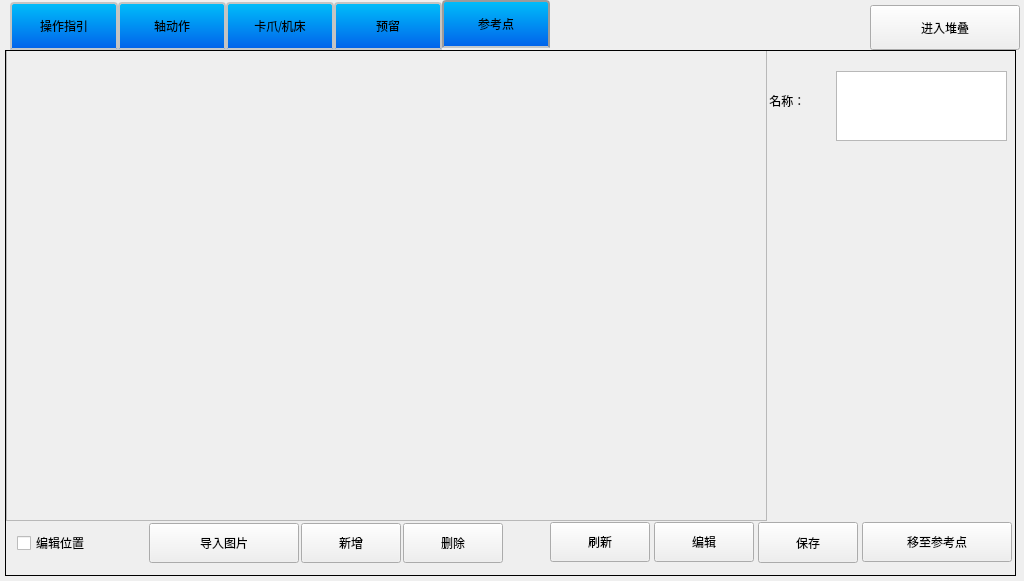
Before: the Qt Designer form manualform.ui in Jade-yun/MachineTool, drawn with Qt 5.
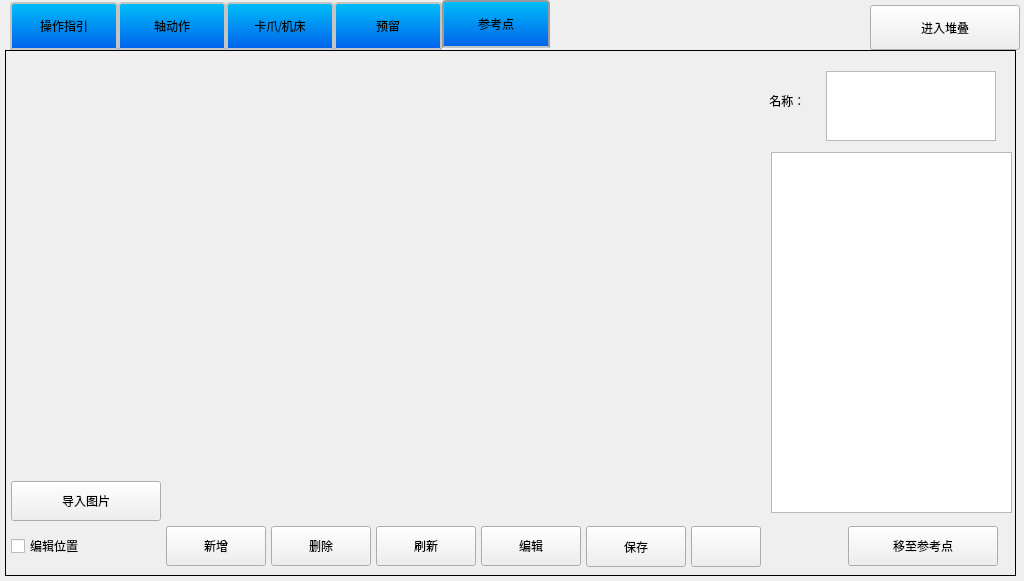
After: the same form once the commit is applied. The open tabs and pages were chosen to show the change. Icons and pictures are not drawn. Custom widgets are drawn as their Qt base class.

Commit message: 重构操作指引和参考点方便参数管理

Diff of the .ui file:
```diff
--- a/manualform.ui
+++ b/manualform.ui
@@ -2047,46 +2047,30 @@
     <attribute name="title">
      <string>参考点</string>
     </attribute>
-    <widget class="QWidget" name="layoutWidget">
+    <widget class="QFrame" name="frameRerencePoint">
      <property name="geometry">
       <rect>
-       <x>10</x>
-       <y>471</y>
-       <width>491</width>
-       <height>42</height>
+       <x>0</x>
+       <y>-1</y>
+       <width>761</width>
+       <height>521</height>
       </rect>
      </property>
-     <layout class="QHBoxLayout" name="horizontalLayout_2">
-      <property name="spacing">
-       <number>1</number>
-      </property>
-      <item>
-       <widget class="QCheckBox" name="checkBoxEditPosReference">
-        <property name="minimumSize">
-         <size>
-          <width>130</width>
-          <height>40</height>
-         </size>
-        </property>
-        <property name="maximumSize">
-         <size>
-          <width>130</width>
-          <height>40</height>
-         </size>
-        </property>
-        <property name="text">
-         <string>编辑位置</string>
-        </property>
-        <property name="checked">
-         <bool>false</bool>
-        </property>
-        <property name="autoExclusive">
-         <bool>false</bool>
-        </property>
-       </widget>
-      </item>
-      <item>
+     <property name="frameShape">
+      <enum>QFrame::NoFrame</enum>
+     </property>
+     <property name="frameShadow">
+      <enum>QFrame::Raised</enum>
+     </property>
        <widget class="QPushButton" name="btnImportPictureReference">
+      <property name="geometry">
+       <rect>
+        <x>5</x>
+        <y>431</y>
+        <width>150</width>
+        <height>40</height>
+       </rect>
+      </property>
         <property name="minimumSize">
          <size>
           <width>150</width>
@@ -2113,9 +2097,46 @@
          <string>导入图片</string>
         </property>
        </widget>
-      </item>
-      <item>
+     <widget class="QCheckBox" name="checkBoxEditPosReference">
+      <property name="geometry">
+       <rect>
+        <x>5</x>
+        <y>476</y>
+        <width>150</width>
+        <height>40</height>
+       </rect>
+      </property>
+      <property name="minimumSize">
+       <size>
+        <width>150</width>
+        <height>40</height>
+       </size>
+      </property>
+      <property name="maximumSize">
+       <size>
+        <width>150</width>
+        <height>40</height>
+       </size>
+      </property>
+      <property name="text">
+       <string>编辑位置</string>
+      </property>
+      <property name="checked">
+       <bool>false</bool>
+      </property>
+      <property name="autoExclusive">
+       <bool>false</bool>
+      </property>
+     </widget>
        <widget class="QPushButton" name="btnNewButtonReference">
+      <property name="geometry">
+       <rect>
+        <x>160</x>
+        <y>476</y>
+        <width>100</width>
+        <height>40</height>
+       </rect>
+      </property>
         <property name="minimumSize">
          <size>
           <width>100</width>
@@ -2142,9 +2163,15 @@
          <string>新增</string>
         </property>
        </widget>
-      </item>
-      <item>
        <widget class="QPushButton" name="btnDeleteButtonReference">
+      <property name="geometry">
+       <rect>
+        <x>265</x>
+        <y>476</y>
+        <width>100</width>
+        <height>40</height>
+       </rect>
+      </property>
         <property name="minimumSize">
          <size>
           <width>100</width>
@@ -2171,24 +2198,15 @@
          <string>删除</string>
         </property>
        </widget>
-      </item>
-     </layout>
-    </widget>
-    <widget class="QWidget" name="layoutWidget">
-     <property name="geometry">
-      <rect>
-       <x>540</x>
-       <y>470</y>
-       <width>471</width>
-       <height>43</height>
-      </rect>
-     </property>
-     <layout class="QHBoxLayout" name="horizontalLayout_3">
-      <property name="spacing">
-       <number>0</number>
-      </property>
-      <item>
        <widget class="QPushButton" name="btnRefresh">
+      <property name="geometry">
+       <rect>
+        <x>370</x>
+        <y>476</y>
+        <width>100</width>
+        <height>40</height>
+       </rect>
+      </property>
         <property name="minimumSize">
          <size>
           <width>100</width>
@@ -2215,9 +2233,15 @@
          <string>刷新</string>
         </property>
        </widget>
-      </item>
-      <item>
        <widget class="QPushButton" name="btnEditReference">
+      <property name="geometry">
+       <rect>
+        <x>475</x>
+        <y>476</y>
+        <width>100</width>
+        <height>40</height>
+       </rect>
+      </property>
         <property name="minimumSize">
          <size>
           <width>100</width>
@@ -2244,9 +2268,15 @@
          <string>编辑</string>
         </property>
        </widget>
-      </item>
-      <item>
        <widget class="QPushButton" name="btnSaveReference">
+      <property name="geometry">
+       <rect>
+        <x>580</x>
+        <y>476</y>
+        <width>100</width>
+        <height>41</height>
+       </rect>
+      </property>
         <property name="minimumSize">
          <size>
           <width>100</width>
@@ -2283,18 +2313,24 @@
          </size>
         </property>
        </widget>
-      </item>
-      <item>
-       <widget class="QPushButton" name="btnMovetoReference">
+     <widget class="QPushButton" name="btnHideReference">
+      <property name="geometry">
+       <rect>
+        <x>685</x>
+        <y>476</y>
+        <width>70</width>
+        <height>41</height>
+       </rect>
+      </property>
         <property name="minimumSize">
          <size>
-          <width>150</width>
-          <height>40</height>
+        <width>70</width>
+        <height>41</height>
          </size>
         </property>
         <property name="maximumSize">
          <size>
-          <width>150</width>
+        <width>70</width>
           <height>40</height>
          </size>
         </property>
@@ -2305,31 +2341,24 @@
           <bold>false</bold>
          </font>
         </property>
-        <property name="styleSheet">
-         <string notr="true"/>
-        </property>
         <property name="text">
-         <string>移至参考点</string>
-        </property>
-       </widget>
-      </item>
-     </layout>
-    </widget>
-    <widget class="QFrame" name="frameRerencePoint">
-     <property name="geometry">
-      <rect>
-       <x>0</x>
-       <y>-1</y>
-       <width>761</width>
-       <height>471</height>
-      </rect>
-     </property>
-     <property name="frameShape">
-      <enum>QFrame::StyledPanel</enum>
-     </property>
-     <property name="frameShadow">
-      <enum>QFrame::Raised</enum>
-     </property>
+       <string/>
+      </property>
+      <property name="icon">
+       <iconset resource="images.qrc">
+        <normaloff>:/images/switch_left.png</normaloff>
+        <normalon>:/images/switch_right.png</normalon>:/images/switch_left.png</iconset>
+      </property>
+      <property name="iconSize">
+       <size>
+        <width>35</width>
+        <height>35</height>
+       </size>
+      </property>
+      <property name="checkable">
+       <bool>true</bool>
+      </property>
+     </widget>
     </widget>
     <widget class="QLabel" name="label">
      <property name="geometry">
@@ -2356,21 +2385,59 @@
       <string> 名称：</string>
      </property>
     </widget>
-    <widget class="QTextBrowser" name="referencePointName">
+    <widget class="QTableWidget" name="tableWgtAxisPos">
      <property name="geometry">
       <rect>
-       <x>830</x>
+       <x>765</x>
+       <y>101</y>
+       <width>241</width>
+       <height>361</height>
+      </rect>
+     </property>
+    </widget>
+    <widget class="QTextBrowser" name="textReferPointName">
+     <property name="geometry">
+      <rect>
+       <x>820</x>
        <y>20</y>
-       <width>171</width>
+       <width>170</width>
        <height>70</height>
       </rect>
      </property>
-     <property name="html">
-      <string>&lt;!DOCTYPE HTML PUBLIC &quot;-//W3C//DTD HTML 4.0//EN&quot; &quot;http://www.w3.org/TR/REC-html40/strict.dtd&quot;&gt;
-&lt;html&gt;&lt;head&gt;&lt;meta name=&quot;qrichtext&quot; content=&quot;1&quot; /&gt;&lt;style type=&quot;text/css&quot;&gt;
-p, li { white-space: pre-wrap; }
-&lt;/style&gt;&lt;/head&gt;&lt;body style=&quot; font-family:'Ubuntu'; font-size:11pt; font-weight:400; font-style:normal;&quot;&gt;
-&lt;p style=&quot;-qt-paragraph-type:empty; margin-top:0px; margin-bottom:0px; margin-left:0px; margin-right:0px; -qt-block-indent:0; text-indent:0px; font-family:'SimSun'; font-size:22px;&quot;&gt;&lt;br /&gt;&lt;/p&gt;&lt;/body&gt;&lt;/html&gt;</string>
+    </widget>
+    <widget class="QPushButton" name="btnMovetoReference">
+     <property name="geometry">
+      <rect>
+       <x>842</x>
+       <y>475</y>
+       <width>150</width>
+       <height>40</height>
+      </rect>
+     </property>
+     <property name="minimumSize">
+      <size>
+       <width>150</width>
+       <height>40</height>
+      </size>
+     </property>
+     <property name="maximumSize">
+      <size>
+       <width>150</width>
+       <height>40</height>
+      </size>
+     </property>
+     <property name="font">
+      <font>
+       <family>SimSun</family>
+       <weight>50</weight>
+       <bold>false</bold>
+      </font>
+     </property>
+     <property name="styleSheet">
+      <string notr="true"/>
+     </property>
+     <property name="text">
+      <string>移至参考点</string>
      </property>
     </widget>
    </widget>
@@ -2414,6 +2481,11 @@
    <extends>QLineEdit</extends>
    <header>keydefinedialog.h</header>
   </customwidget>
+  <customwidget>
+   <class>NumberEdit</class>
+   <extends>QLineEdit</extends>
+   <header>customedit.h</header>
+  </customwidget>
  </customwidgets>
  <resources>
   <include location="images.qrc"/>
```
Left out of the diff: 58 changed lines with no effect on the pictures. Lines whose indentation alone changed are shown as unchanged. The commit also changes 16 other files.
